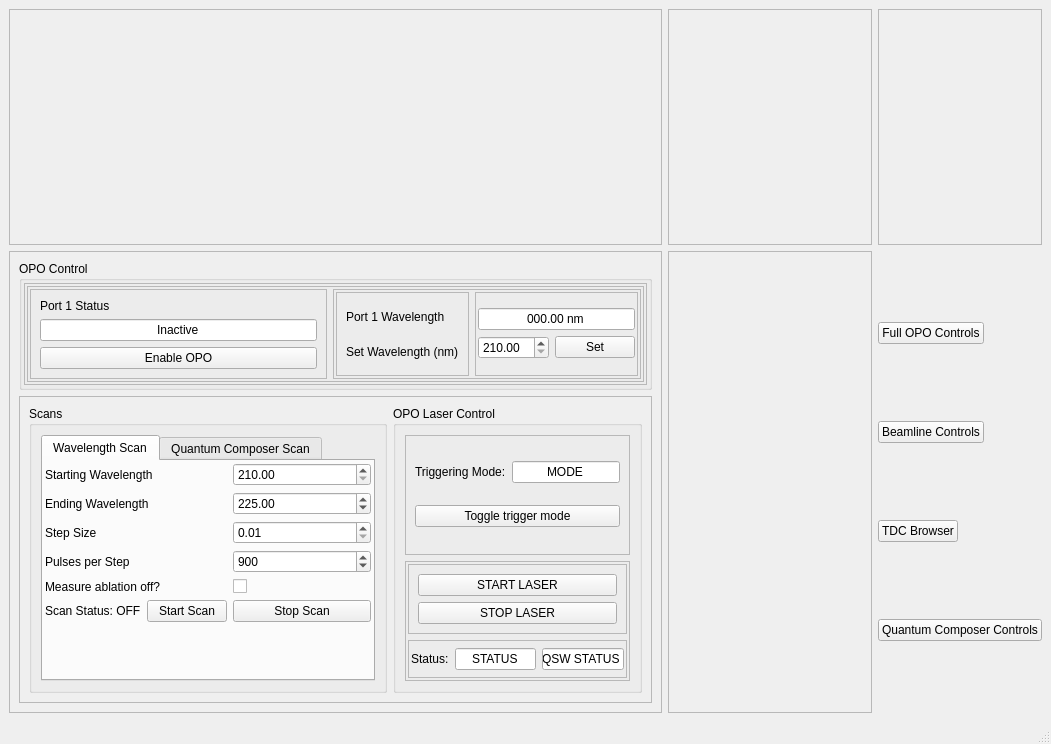
The window that BigGUI.ui (gmondee/BigGUI) describes before a commit, drawn with Qt 5.
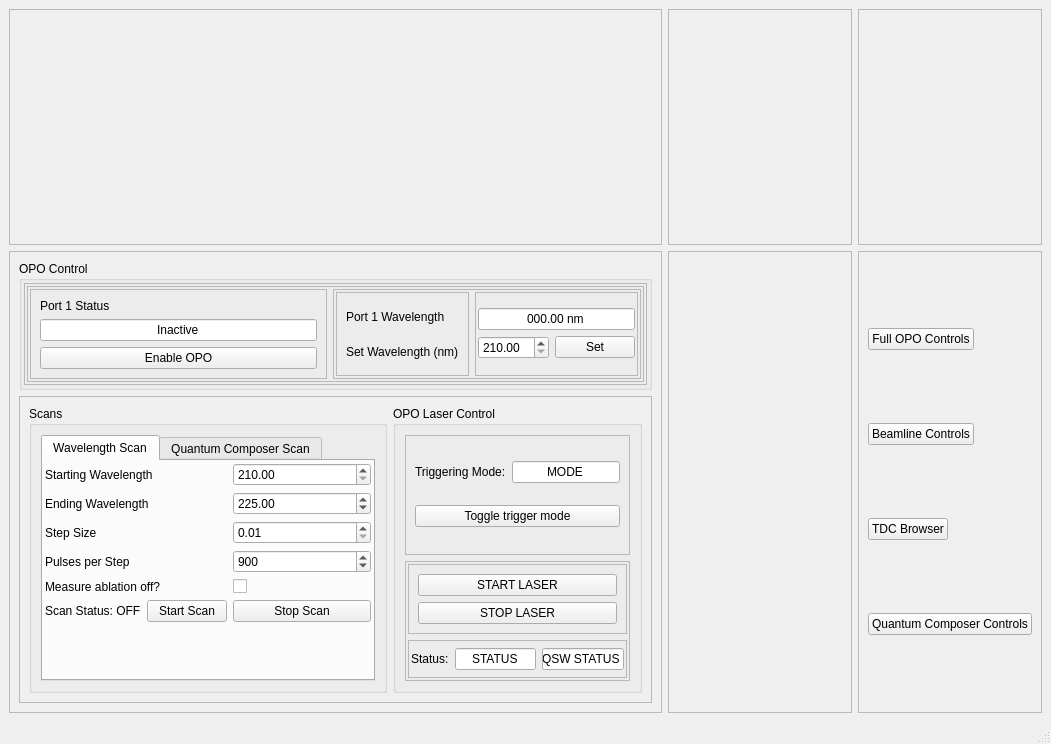
The same window after the commit. Icons and pictures are not drawn.

```diff
--- a/BigGUI.ui
+++ b/BigGUI.ui
@@ -900,62 +900,6 @@
         </layout>
        </widget>
       </item>
-      <item row="6" column="2">
-       <layout class="QVBoxLayout" name="verticalLayout_17">
-        <item>
-         <widget class="QPushButton" name="pushButtonOpenOPOGUI">
-          <property name="sizePolicy">
-           <sizepolicy hsizetype="Fixed" vsizetype="Fixed">
-            <horstretch>0</horstretch>
-            <verstretch>0</verstretch>
-           </sizepolicy>
-          </property>
-          <property name="text">
-           <string>Full OPO Controls</string>
-          </property>
-         </widget>
-        </item>
-        <item>
-         <widget class="QPushButton" name="pushButtonOpenBeamlineGui">
-          <property name="sizePolicy">
-           <sizepolicy hsizetype="Fixed" vsizetype="Fixed">
-            <horstretch>0</horstretch>
-            <verstretch>0</verstretch>
-           </sizepolicy>
-          </property>
-          <property name="text">
-           <string>Beamline Controls</string>
-          </property>
-         </widget>
-        </item>
-        <item>
-         <widget class="QPushButton" name="pushButtonOpenTDCBrowser">
-          <property name="sizePolicy">
-           <sizepolicy hsizetype="Fixed" vsizetype="Fixed">
-            <horstretch>0</horstretch>
-            <verstretch>0</verstretch>
-           </sizepolicy>
-          </property>
-          <property name="text">
-           <string>TDC Browser</string>
-          </property>
-         </widget>
-        </item>
-        <item>
-         <widget class="QPushButton" name="pushButtonOpenQC">
-          <property name="sizePolicy">
-           <sizepolicy hsizetype="Fixed" vsizetype="Fixed">
-            <horstretch>0</horstretch>
-            <verstretch>0</verstretch>
-           </sizepolicy>
-          </property>
-          <property name="text">
-           <string>Quantum Composer Controls</string>
-          </property>
-         </widget>
-        </item>
-       </layout>
-      </item>
       <item row="5" column="2">
        <widget class="QFrame" name="frameTemperatures">
         <property name="sizePolicy">
@@ -993,8 +937,8 @@
       <item row="6" column="1">
        <widget class="QFrame" name="framePressure">
         <property name="sizePolicy">
-         <sizepolicy hsizetype="MinimumExpanding" vsizetype="Preferred">
-          <horstretch>1</horstretch>
+         <sizepolicy hsizetype="Preferred" vsizetype="Preferred">
+          <horstretch>0</horstretch>
           <verstretch>0</verstretch>
          </sizepolicy>
         </property>
@@ -1037,6 +981,70 @@
         <layout class="QVBoxLayout" name="verticalLayout_16"/>
        </widget>
       </item>
+      <item row="6" column="2">
+       <widget class="QFrame" name="frameGUIButtons">
+        <property name="frameShape">
+         <enum>QFrame::Shape::StyledPanel</enum>
+        </property>
+        <property name="frameShadow">
+         <enum>QFrame::Shadow::Raised</enum>
+        </property>
+        <layout class="QVBoxLayout" name="verticalLayout_5">
+         <item>
+          <widget class="QPushButton" name="pushButtonOpenOPOGUI">
+           <property name="sizePolicy">
+            <sizepolicy hsizetype="Fixed" vsizetype="Fixed">
+             <horstretch>0</horstretch>
+             <verstretch>0</verstretch>
+            </sizepolicy>
+           </property>
+           <property name="text">
+            <string>Full OPO Controls</string>
+           </property>
+          </widget>
+         </item>
+         <item>
+          <widget class="QPushButton" name="pushButtonOpenBeamlineGui">
+           <property name="sizePolicy">
+            <sizepolicy hsizetype="Fixed" vsizetype="Fixed">
+             <horstretch>0</horstretch>
+             <verstretch>0</verstretch>
+            </sizepolicy>
+           </property>
+           <property name="text">
+            <string>Beamline Controls</string>
+           </property>
+          </widget>
+         </item>
+         <item>
+          <widget class="QPushButton" name="pushButtonOpenTDCBrowser">
+           <property name="sizePolicy">
+            <sizepolicy hsizetype="Fixed" vsizetype="Fixed">
+             <horstretch>0</horstretch>
+             <verstretch>0</verstretch>
+            </sizepolicy>
+           </property>
+           <property name="text">
+            <string>TDC Browser</string>
+           </property>
+          </widget>
+         </item>
+         <item>
+          <widget class="QPushButton" name="pushButtonOpenQC">
+           <property name="sizePolicy">
+            <sizepolicy hsizetype="Fixed" vsizetype="Fixed">
+             <horstretch>0</horstretch>
+             <verstretch>0</verstretch>
+            </sizepolicy>
+           </property>
+           <property name="text">
+            <string>Quantum Composer Controls</string>
+           </property>
+          </widget>
+         </item>
+        </layout>
+       </widget>
+      </item>
      </layout>
     </item>
    </layout>
```
